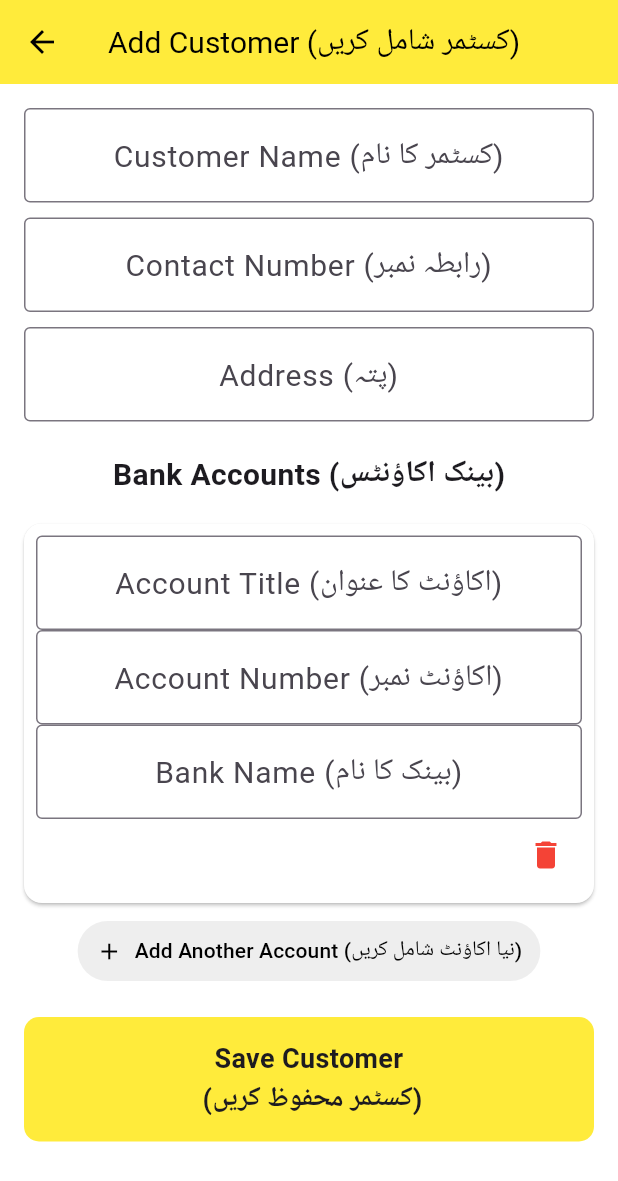
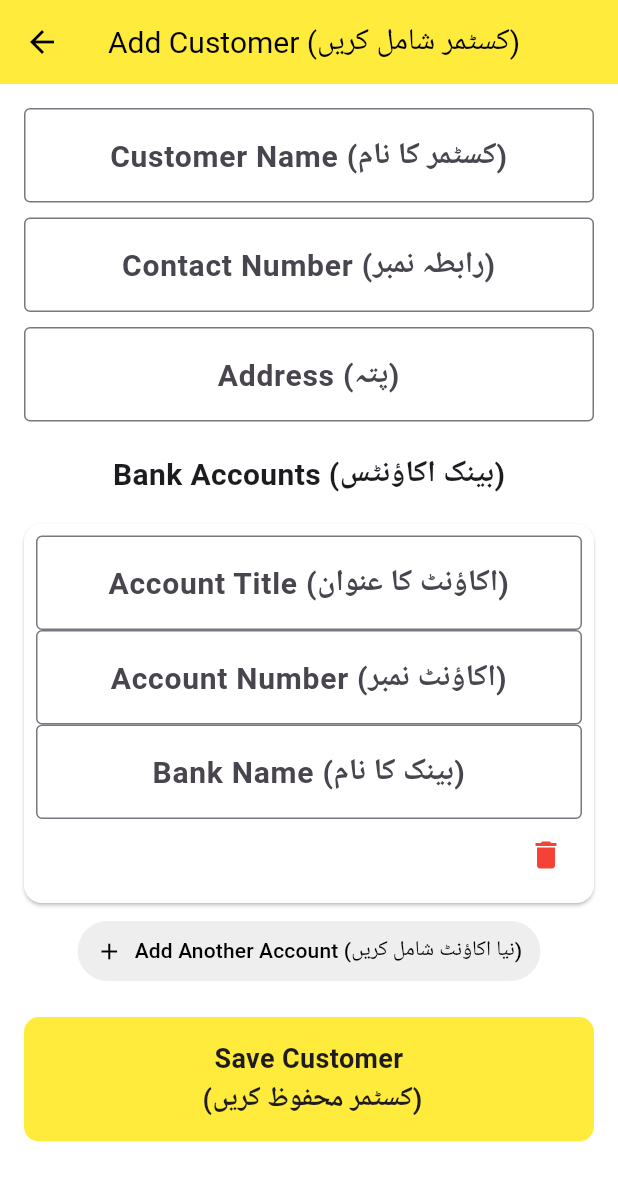
Before and after one commit to saadmomand6/Abdullah_Diary, a Flutter app: the screen it shows after launch, after a tap on the "add" icon, on a phone screen of 412 x 824 dp. Shown: the top 1181 px of the screen. Run offline on Flutter 3.47's test engine with Material 3 defaults, Android fonts, the phone set to English and light mode, and no system bars; our stand-ins replace cross_file, file_picker, get, permission_handler, share_plus, sqflite; accounts and stored records are empty.

Commit message:
v2 updated

```diff
--- a/lib/views/add_customer/add_customers.dart
+++ b/lib/views/add_customer/add_customers.dart
@@ -184,10 +184,10 @@ class _AddCustomerPageState extends State<AddCustomerScreen> {
   return TextField(
     controller: controller,
     textAlign: TextAlign.center,
-    style: const TextStyle(fontSize: 20), // 👈 Input text font size
+    style: const TextStyle(fontSize: 20, fontWeight: FontWeight.bold), // 👈 Input text font size
     decoration: InputDecoration(
       hintText: hint,
-      hintStyle: const TextStyle(fontSize: 20), // 👈 Hint text font size
+      hintStyle: const TextStyle(fontSize: 20, fontWeight: FontWeight.bold), // 👈 Hint text font size
       border: const OutlineInputBorder(),
     ),
   );
--- a/lib/views/home_screen/home_screen.dart
+++ b/lib/views/home_screen/home_screen.dart
@@ -130,19 +130,16 @@ class _HomeScreenState extends State<HomeScreen> {
                 cursorColor: Colors.yellow,
                 style: TextStyle(
   color: Colors.black,
-                  fontSize:
-                      MediaQuery.of(context).size.width *
-                      0.045, // 👈 Responsive text size
+  fontSize: 26, // 👈 Manually set text size
 ),
 decoration: InputDecoration(
   hintText: "Search Customers (کسٹمرز تلاش کریں)",
   hintStyle: TextStyle(
-                    fontSize:
-                        MediaQuery.of(context).size.width *
-                        0.045, // 👈 Responsive hint size
+    fontSize: 26, // 👈 Manually set hint text size
     color: Colors.black,
     fontFamily: 'NooriNastaliq',
   ),
+
                   suffixIcon: IconButton(
                     icon: const Icon(Icons.search, color: Colors.black),
                     onPressed: () => controller.fetchCustomers(),
@@ -165,6 +162,7 @@ class _HomeScreenState extends State<HomeScreen> {
               ),
             ),
           ),
+
 
           // Customer list
           Expanded(
--- a/lib/views/info_screen/info_screen.dart
+++ b/lib/views/info_screen/info_screen.dart
@@ -317,7 +317,7 @@ class _CustomerInfoScreenState extends State<CustomerInfoScreen> {
               Padding(
                 padding: const EdgeInsets.all(4.0),
                 child: IconButton(
-                  icon: const Icon(Icons.share, size: 30, color: Colors.green),
+                  icon: status == 'Active' ? const Icon(Icons.share, size: 30, color: Colors.green): SizedBox(),
                   onPressed: () {
                     final message =
                         '''
```
Also changed, not shown: lib/views/edit_customer.dart/edit_customer.dart (+6 -1 lines). Lines whose indentation alone changed are shown as unchanged.
